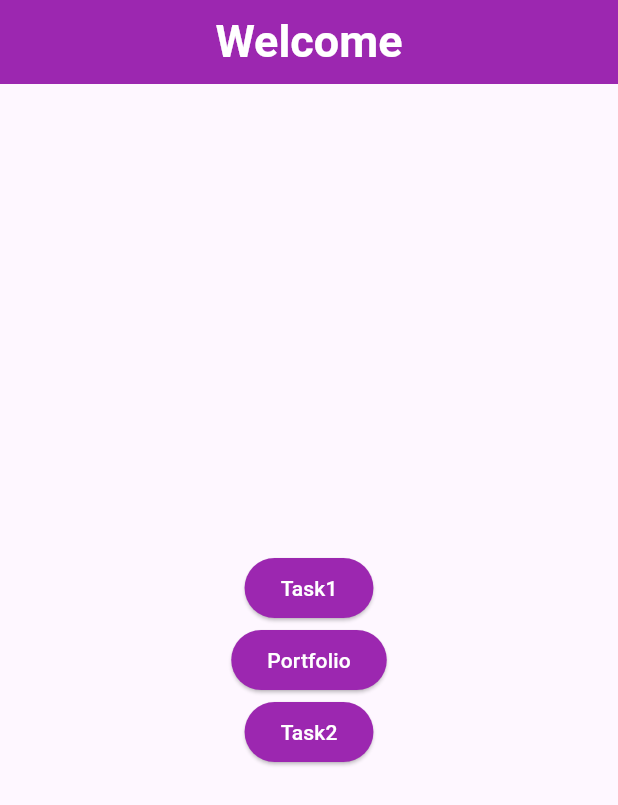
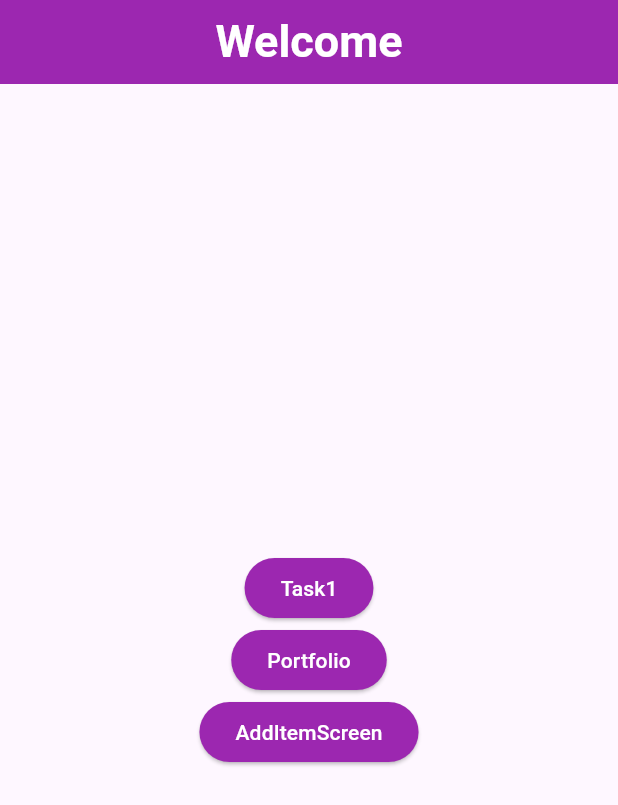
Before and after one commit to YoussefAbuHelw/Flutter_APP, a Flutter app: the screen it shows after launch, on a phone screen of 412 x 824 dp. Shown: the top 805 px of the screen. Run offline on Flutter 3.47's test engine with Material 3 defaults, Android fonts, the light colour scheme and no system bars; our stand-ins replace image_picker, intl_phone_field; accounts and stored records are empty.

Commit message:
reName task2 to add_item

```diff
--- a/lib/Entry_Point/home.dart
+++ b/lib/Entry_Point/home.dart
@@ -46,14 +46,14 @@ class Home extends StatelessWidget {
             ),
             ElevatedButton(
               onPressed: () {
-                Navigator.of(context).pushNamed('task2');
+                Navigator.of(context).pushNamed('add_item');
               },
               style: ElevatedButton.styleFrom(
                 backgroundColor: Colors.purple,
                 // Changes button color (use any color you want)
                 foregroundColor: Colors.white, // Changes text/icon color
               ),
-              child: Text("Task2"),
+              child: Text("AddItemScreen"),
             ),
           ],
         ),
```
